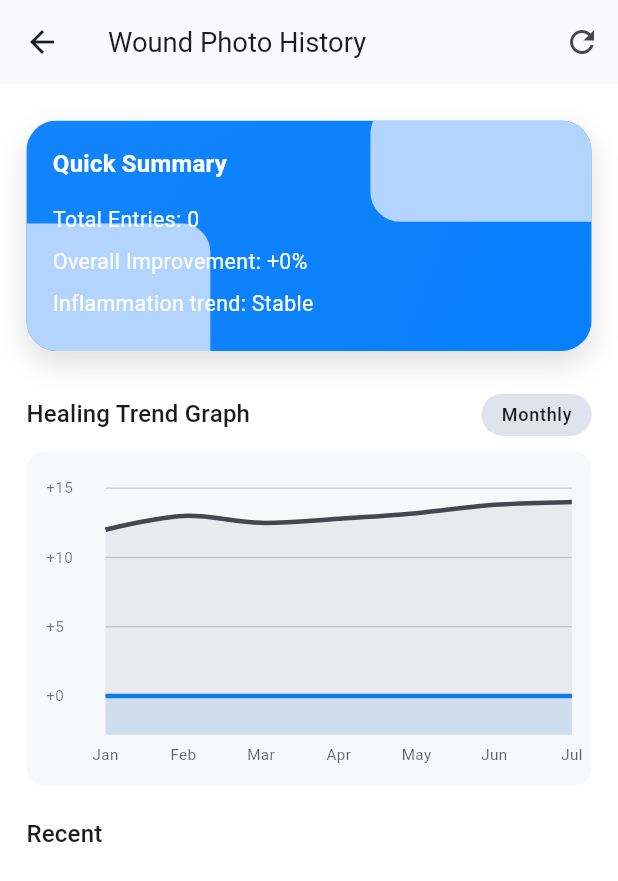
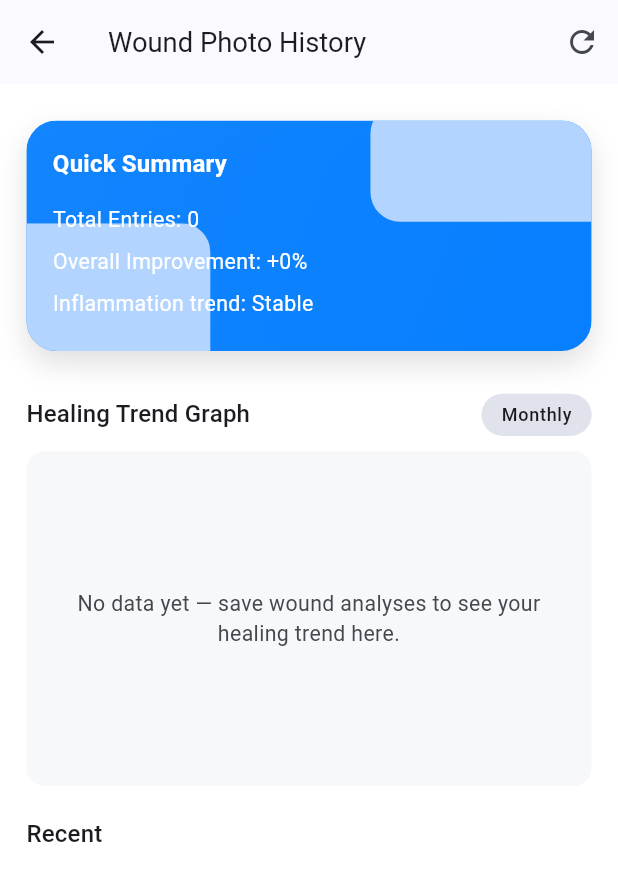
Before and after one commit to Ibraheemshehada/diafootcare_new, a Flutter app: the WoundHistoryScreen screen opened by its route, on a phone screen of 412 x 824 dp. Shown: the top 881 px of the screen. Run offline on Flutter 3.47's test engine with Material 3 defaults, Android fonts, the phone set to English and light mode, and no system bars; drawn by our look-alikes of fl_chart; our stand-ins replace camera, cloud_functions, easy_localization, firebase_auth, firebase_core, flutter_local_notifications and 11 more; missing offline and left inert: android_alarm_manager_plus, dart:html, tflite_flutter; accounts and stored records are empty.

Commit message:
fixing dark theme and the func

```diff
--- a/assets/translations/ar.json
+++ b/assets/translations/ar.json
@@ -84,6 +84,7 @@
   "area_mm2": "{value} مم²",
   "months": ["فبر", "مارس", "أبريل", "مايو", "يونيو", "يول", "آب"],
   "healing_trend_graph": "مخطط اتجاه الشفاء",
+  "no_trend_data": "لا توجد بيانات بعد — احفظ تحليلات الجرح لعرض اتجاه الشفاء هنا.",
   "monthly": "شهري",
   "chart_placeholder": "مكان الرسم البياني",
 
--- a/assets/translations/en.json
+++ b/assets/translations/en.json
@@ -84,6 +84,7 @@
   "area_mm2": "{value} mm²",
   "months": ["Feb", "Mar", "Apr", "May", "Jun", "Jul", "Aug"],
   "healing_trend_graph": "Healing Trend Graph",
+  "no_trend_data": "No data yet — save wound analyses to see your healing trend here.",
   "monthly": "Monthly",
   "chart_placeholder": "Chart placeholder",
 
--- a/lib/features/history/screens/wound_history_screen.dart
+++ b/lib/features/history/screens/wound_history_screen.dart
@@ -89,8 +89,8 @@ class _WoundHistoryScreenState extends State<WoundHistoryScreen> {
                         length: e.lengthCm,
                         width: e.widthCm,
                         depth: e.depthCm ?? (analysisResult?.depth ?? 0.0),
-                        tissueType: analysisResult?.tissueType ?? 'Granulation',
-                        pusLevel: analysisResult?.pusLevel ?? 'Moderate',
+                        tissueType: analysisResult?.tissueType ?? 'Unknown',
+                        pusLevel: analysisResult?.pusLevel ?? 'N/A',
                         inflammation: e.inflammation,
                         weeklyProgress: e.progressPct,
                         graphImagePath: 'assets/images/progress_graph.png',
--- a/lib/features/history/viewmodel/history_viewmodel.dart
+++ b/lib/features/history/viewmodel/history_viewmodel.dart
@@ -38,20 +38,36 @@ class HistoryViewModel extends ChangeNotifier {
     return "Stable";
   }
 
-  // Trend data (monthly trend based on entries)
+  /// Monthly healing trend for the last 7 calendar months (oldest → newest):
+  /// percent reduction of the average wound area vs the first recorded month.
+  /// Months without entries carry the previous value. Empty when no entries.
   List<double> get monthlyTrend {
-    if (_entries.isEmpty) return [0, 0, 0, 0, 0, 0, 0];
+    if (_entries.isEmpty) return const [];
 
-    // Group entries by month and calculate average progress
-    final Map<int, List<WoundEntry>> byMonth = {};
-    for (var entry in _entries) {
-      final month = entry.date.month;
-      byMonth.putIfAbsent(month, () => []).add(entry);
+    // Average area (cm²) per calendar month, keyed by year*12+month.
+    final Map<int, List<double>> areasByMonth = {};
+    for (final e in _entries) {
+      final key = e.date.year * 12 + e.date.month;
+      areasByMonth.putIfAbsent(key, () => []).add(e.lengthCm * e.widthCm);
     }
+    double avg(List<double> v) => v.reduce((a, b) => a + b) / v.length;
 
-    // For simplicity, return last 7 months' average progress
-    // This can be enhanced to calculate actual trends
-    return [12, 14, 13, 16, 18, 15, 15]; // Placeholder - can be calculated from entries
+    final firstKey = areasByMonth.keys.reduce((a, b) => a < b ? a : b);
+    final baseline = avg(areasByMonth[firstKey]!);
+    if (baseline <= 0) return const [];
+
+    final now = DateTime.now();
+    final nowKey = now.year * 12 + now.month;
+    final trend = <double>[];
+    double last = 0;
+    for (int key = nowKey - 6; key <= nowKey; key++) {
+      final areas = areasByMonth[key];
+      if (areas != null) {
+        last = (baseline - avg(areas)) / baseline * 100;
+      }
+      trend.add(last);
+    }
+    return trend;
   }
 
   Future<void> _loadWounds() async {
--- a/lib/features/history/widgets/trend_chart_card.dart
+++ b/lib/features/history/widgets/trend_chart_card.dart
@@ -13,13 +13,52 @@ class TrendChartCard extends StatelessWidget {
     final t = Theme.of(context);
     final isRtl = Directionality.of(context) == TextDirection.RTL;
 
-    // --- 1) Data (fallback to dummy if empty) ---
-    final mainSeries = (monthlyTrend.isEmpty)
-        ? <double>[12, 14, 13, 16, 18, 15, 15]  // dummy like your mock
-        : monthlyTrend;
+    // --- 1) Data (real monthly trend; empty state when no entries) ---
+    final mainSeries = monthlyTrend;
 
-    // a faint comparison/baseline (dummy)
-    final baseline = <double>[12, 13, 12.5, 12.8, 13.2, 13.8, 14];
+    if (mainSeries.isEmpty) {
+      return Padding(
+        padding: EdgeInsets.fromLTRB(16.w, 16.h, 16.w, 8.h),
+        child: Column(
+          crossAxisAlignment: CrossAxisAlignment.start,
+          children: [
+            Row(
+              children: [
+                Text("healing_trend_graph".tr(), style: t.textTheme.titleMedium),
+                const Spacer(),
+                Container(
+                  padding: EdgeInsets.symmetric(horizontal: 12.w, vertical: 6.h),
+                  decoration: BoxDecoration(
+                    color: t.colorScheme.surfaceVariant,
+                    borderRadius: BorderRadius.circular(16.r),
+                  ),
+                  child: Text("monthly".tr(), style: t.textTheme.labelMedium),
+                ),
+              ],
+            ),
+            SizedBox(height: 10.h),
+            ClipRRect(
+              borderRadius: BorderRadius.circular(12.r),
+              child: Container(
+                height: 220.h,
+                width: double.infinity,
+                color: t.colorScheme.surfaceVariant.withOpacity(.25),
+                padding: EdgeInsets.all(16.w),
+                child: Center(
+                  child: Text(
+                    "no_trend_data".tr(),
+                    textAlign: TextAlign.center,
+                    style: t.textTheme.bodyMedium?.copyWith(
+                      color: t.colorScheme.onSurfaceVariant,
+                    ),
+                  ),
+                ),
+              ),
+            ),
+          ],
+        ),
+      );
+    }
 
     final n = mainSeries.length;
 
@@ -44,10 +83,9 @@ class TrendChartCard extends StatelessWidget {
     }
 
     final mainSpots = _toSpots(mainSeries);
-    final baseSpots = _toSpots(baseline);
 
     // --- 4) Axis ranges with padding ---
-    final allY = [...mainSeries, ...baseline];
+    final allY = mainSeries;
     final yMin = (allY.reduce((a, b) => a < b ? a : b)).floorToDouble();
     final yMax = (allY.reduce((a, b) => a > b ? a : b)).ceilToDouble();
     final pad = ((yMax - yMin).abs() * 0.2).clamp(1.0, 6.0);
@@ -56,10 +94,11 @@ class TrendChartCard extends StatelessWidget {
 
     // Choose a nice tick interval
     double niceInterval(double range) {
-      if (range <= 6) return 2;
       if (range <= 10) return 2;
       if (range <= 16) return 4;
-      return 5;
+      if (range <= 30) return 5;
+      if (range <= 60) return 10;
+      return 25;
     }
     final interval = niceInterval(maxY - minY);
 
@@ -177,18 +216,6 @@ class TrendChartCard extends StatelessWidget {
                         color: t.colorScheme.primary.withOpacity(.12),
                       ),
                     ),
-                    // Baseline (gray)
-                    LineChartBarData(
-                      spots: baseSpots,
-                      isCurved: true,
-                      barWidth: 3,
-                      color: t.colorScheme.onSurfaceVariant,
-                      dotData: FlDotData(show: false),
-                      belowBarData: BarAreaData(
-                        show: true,
-                        color: t.colorScheme.onSurfaceVariant.withOpacity(.08),
-                      ),
-                    ),
                   ],
                 ),
               ),
```
Also changed, not shown: lib/data/local/database_helper.dart (+16 -11 lines), lib/features/home/viewmodel/home_viewmodel.dart (+0 -14 lines), lib/features/settings/viewmodel/settings_viewmodel.dart (+7 -1 lines), lib/features/wound/analysis/screens/ai_result_screen.dart (+30 -0 lines), 1 other file.
